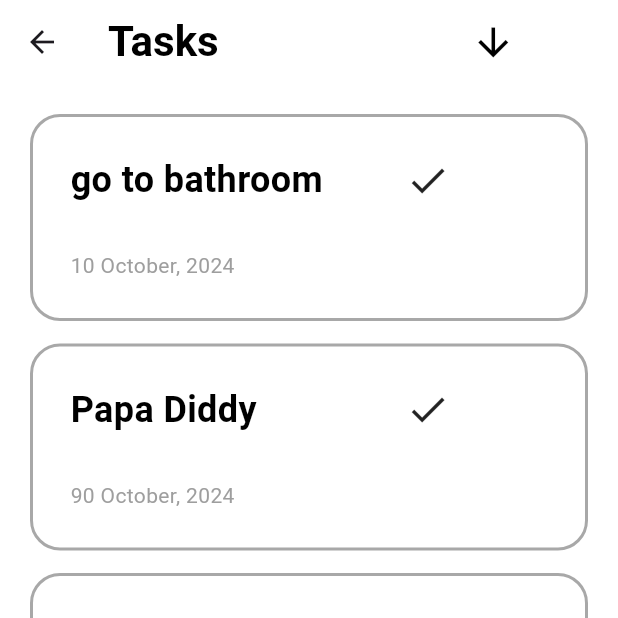
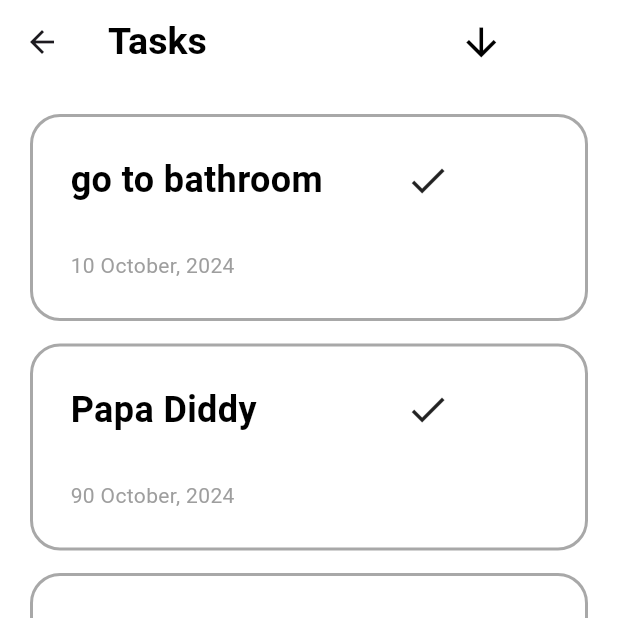
Before and after one commit to sopheap-it/todo_app_team, a Flutter app: the Tasks screen opened directly, on a phone screen of 412 x 824 dp, the top half of it. Run offline on Flutter 3.47's test engine with Material 3 defaults, Android fonts, the phone set to English and light mode, and no system bars.

Commit message:
Update Docket

```diff
--- a/lib/sothearith/newtask.dart
+++ b/lib/sothearith/newtask.dart
@@ -31,7 +31,10 @@ class _NewPageState extends State<Newtask> {
       backgroundColor: const Color(0xFFFFFFFF),
       appBar: AppBar(
         backgroundColor: const Color(0xFFFFFFFF),
-        title: const Text('New Task'),
+        title: const Text('New Task',
+            style: TextStyle(
+              fontWeight: FontWeight.bold,
+            )),
       ),
       body: Padding(
         padding: const EdgeInsets.only(
--- a/lib/sothearith/tasks.dart
+++ b/lib/sothearith/tasks.dart
@@ -16,7 +16,7 @@ class Tasks extends StatelessWidget {
               'Tasks',
               style: TextStyle(
                   color: Colors.black,
-                  fontSize: 28,
+                  fontSize: 25,
                   fontWeight: FontWeight.bold),
             ),
             SizedBox(width: 168),
```
